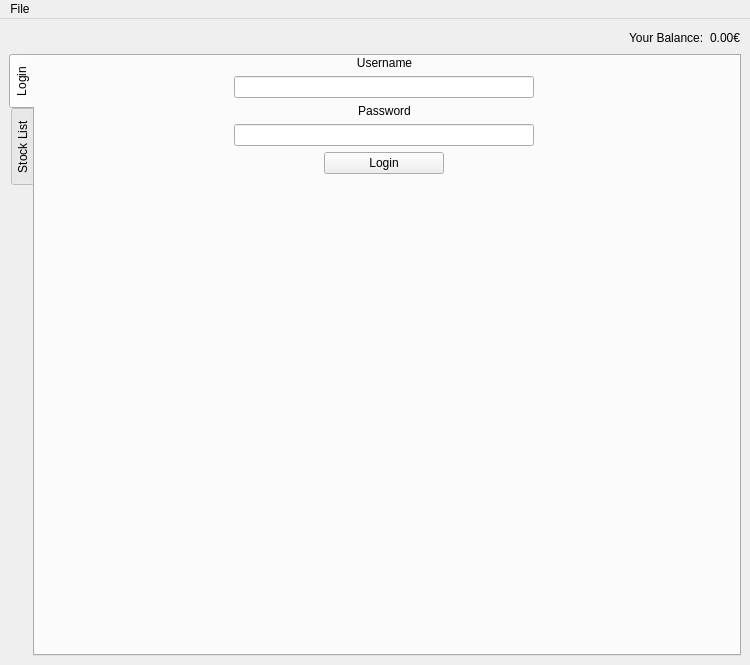
OfficialRey/GUIProject, file main.ui: the form before one commit.
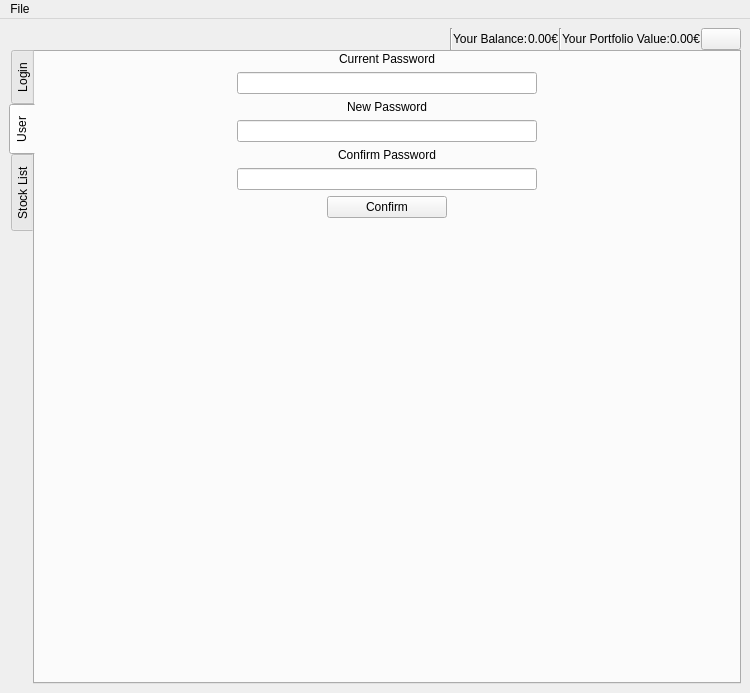
The form after the commit. The open tabs and pages were chosen to show the change.

Commit message: added style css, changed UI, added logos, added login

The edit to the form file:
```diff
--- a/main.ui
+++ b/main.ui
@@ -7,7 +7,7 @@
     <x>0</x>
     <y>0</y>
     <width>750</width>
-    <height>665</height>
+    <height>693</height>
    </rect>
   </property>
   <property name="sizePolicy">
@@ -27,6 +27,9 @@
     </sizepolicy>
    </property>
    <layout class="QVBoxLayout" name="verticalLayout_2">
+    <property name="spacing">
+     <number>0</number>
+    </property>
     <item>
      <layout class="QHBoxLayout" name="userInfoLayout">
       <item>
@@ -42,6 +45,20 @@
         </property>
        </spacer>
       </item>
+      <item>
+       <widget class="QLabel" name="welcomeLabel">
+        <property name="text">
+         <string/>
+        </property>
+       </widget>
+      </item>
+      <item>
+       <widget class="Line" name="line2">
+        <property name="orientation">
+         <enum>Qt::Vertical</enum>
+        </property>
+       </widget>
+      </item>
       <item>
        <widget class="QLabel" name="userInfoBalance">
         <property name="text">
@@ -56,17 +73,66 @@
         </property>
        </widget>
       </item>
+      <item>
+       <widget class="Line" name="line">
+        <property name="orientation">
+         <enum>Qt::Vertical</enum>
+        </property>
+       </widget>
+      </item>
+      <item>
+       <widget class="QLabel" name="userInfoPortfolio">
+        <property name="text">
+         <string>Your Portfolio Value:</string>
+        </property>
+       </widget>
+      </item>
+      <item>
+       <widget class="QLabel" name="userInfoPortfolioValue">
+        <property name="text">
+         <string>0.00€</string>
+        </property>
+       </widget>
+      </item>
+      <item>
+       <widget class="QPushButton" name="logoutButton">
+        <property name="text">
+         <string/>
+        </property>
+       </widget>
+      </item>
      </layout>
     </item>
     <item>
      <widget class="QTabWidget" name="tabWidget">
+      <property name="enabled">
+       <bool>true</bool>
+      </property>
+      <property name="styleSheet">
+       <string notr="true"/>
+      </property>
       <property name="tabPosition">
        <enum>QTabWidget::West</enum>
       </property>
       <property name="currentIndex">
        <number>0</number>
       </property>
+      <property name="tabsClosable">
+       <bool>false</bool>
+      </property>
+      <property name="tabBarAutoHide">
+       <bool>false</bool>
+      </property>
       <widget class="QWidget" name="loginTab">
+       <property name="enabled">
+        <bool>true</bool>
+       </property>
+       <property name="sizePolicy">
+        <sizepolicy hsizetype="Preferred" vsizetype="Preferred">
+         <horstretch>0</horstretch>
+         <verstretch>0</verstretch>
+        </sizepolicy>
+       </property>
        <property name="minimumSize">
         <size>
          <width>699</width>
@@ -75,14 +141,17 @@
        </property>
        <property name="maximumSize">
         <size>
-         <width>699</width>
-         <height>593</height>
+         <width>1000000</width>
+         <height>1000000</height>
         </size>
        </property>
        <attribute name="title">
         <string>Login</string>
        </attribute>
        <layout class="QVBoxLayout" name="verticalLayout">
+        <property name="sizeConstraint">
+         <enum>QLayout::SetMaximumSize</enum>
+        </property>
         <property name="leftMargin">
          <number>0</number>
         </property>
@@ -96,9 +165,21 @@
          <number>0</number>
         </property>
         <item>
-         <layout class="QVBoxLayout" name="loginMainLayout">
+         <layout class="QVBoxLayout" name="loginMainLayout" stretch="0,0,0,0,0,0">
+          <property name="sizeConstraint">
+           <enum>QLayout::SetDefaultConstraint</enum>
+          </property>
           <item>
            <widget class="QLabel" name="usernameLabel">
+            <property name="sizePolicy">
+             <sizepolicy hsizetype="Expanding" vsizetype="Preferred">
+              <horstretch>0</horstretch>
+              <verstretch>0</verstretch>
+             </sizepolicy>
+            </property>
+            <property name="styleSheet">
+             <string notr="true"/>
+            </property>
             <property name="text">
              <string>Username</string>
             </property>
@@ -109,6 +190,9 @@
           </item>
           <item>
            <layout class="QHBoxLayout" name="usernameLineEditLayout">
+            <property name="sizeConstraint">
+             <enum>QLayout::SetDefaultConstraint</enum>
+            </property>
             <item>
              <widget class="QLineEdit" name="usernameLineEdit">
               <property name="maximumSize">
@@ -139,6 +223,9 @@
           </item>
           <item>
            <layout class="QHBoxLayout" name="passwordLineEditLayout">
+            <property name="sizeConstraint">
+             <enum>QLayout::SetDefaultConstraint</enum>
+            </property>
             <item>
              <widget class="QLineEdit" name="passwordLineEdit">
               <property name="maximumSize">
@@ -147,6 +234,9 @@
                 <height>16777215</height>
                </size>
               </property>
+              <property name="styleSheet">
+               <string notr="true"/>
+              </property>
               <property name="maxLength">
                <number>128</number>
               </property>
@@ -162,6 +252,9 @@
           </item>
           <item>
            <layout class="QHBoxLayout" name="loginButtonLayout">
+            <property name="sizeConstraint">
+             <enum>QLayout::SetDefaultConstraint</enum>
+            </property>
             <item>
              <widget class="QPushButton" name="loginButton">
               <property name="sizePolicy">
@@ -200,6 +293,164 @@
         </item>
        </layout>
       </widget>
+      <widget class="QWidget" name="userTab">
+       <property name="enabled">
+        <bool>true</bool>
+       </property>
+       <attribute name="title">
+        <string>User</string>
+       </attribute>
+       <layout class="QVBoxLayout" name="verticalLayout_5">
+        <property name="leftMargin">
+         <number>0</number>
+        </property>
+        <property name="topMargin">
+         <number>0</number>
+        </property>
+        <property name="rightMargin">
+         <number>0</number>
+        </property>
+        <property name="bottomMargin">
+         <number>0</number>
+        </property>
+        <item>
+         <layout class="QVBoxLayout" name="userDetailsLayout">
+          <item>
+           <widget class="QLabel" name="currentPasswordLabel">
+            <property name="text">
+             <string>Current Password</string>
+            </property>
+            <property name="alignment">
+             <set>Qt::AlignCenter</set>
+            </property>
+           </widget>
+          </item>
+          <item>
+           <layout class="QHBoxLayout" name="currentPasswordLayout">
+            <item>
+             <widget class="QLineEdit" name="currentPassword">
+              <property name="minimumSize">
+               <size>
+                <width>100</width>
+                <height>0</height>
+               </size>
+              </property>
+              <property name="maximumSize">
+               <size>
+                <width>300</width>
+                <height>16777215</height>
+               </size>
+              </property>
+              <property name="echoMode">
+               <enum>QLineEdit::Password</enum>
+              </property>
+             </widget>
+            </item>
+           </layout>
+          </item>
+          <item>
+           <widget class="QLabel" name="changePasswordLabel">
+            <property name="text">
+             <string>New Password</string>
+            </property>
+            <property name="alignment">
+             <set>Qt::AlignCenter</set>
+            </property>
+           </widget>
+          </item>
+          <item>
+           <layout class="QHBoxLayout" name="newPasswordLayout">
+            <item>
+             <widget class="QLineEdit" name="newPassword">
+              <property name="minimumSize">
+               <size>
+                <width>100</width>
+                <height>0</height>
+               </size>
+              </property>
+              <property name="maximumSize">
+               <size>
+                <width>300</width>
+                <height>16777215</height>
+               </size>
+              </property>
+              <property name="echoMode">
+               <enum>QLineEdit::Password</enum>
+              </property>
+             </widget>
+            </item>
+           </layout>
+          </item>
+          <item>
+           <widget class="QLabel" name="confirmPasswordLabel">
+            <property name="cursor">
+             <cursorShape>ArrowCursor</cursorShape>
+            </property>
+            <property name="text">
+             <string>Confirm Password</string>
+            </property>
+            <property name="alignment">
+             <set>Qt::AlignCenter</set>
+            </property>
+           </widget>
+          </item>
+          <item>
+           <layout class="QHBoxLayout" name="confirmPasswordLayout">
+            <item>
+             <widget class="QLineEdit" name="confirmPassword">
+              <property name="minimumSize">
+               <size>
+                <width>100</width>
+                <height>0</height>
+               </size>
+              </property>
+              <property name="maximumSize">
+               <size>
+                <width>300</width>
+                <height>16777215</height>
+               </size>
+              </property>
+              <property name="echoMode">
+               <enum>QLineEdit::Password</enum>
+              </property>
+             </widget>
+            </item>
+           </layout>
+          </item>
+          <item>
+           <layout class="QHBoxLayout" name="confirmChangePasswordLayout">
+            <item>
+             <widget class="QPushButton" name="confirmChangePassword">
+              <property name="maximumSize">
+               <size>
+                <width>120</width>
+                <height>16777215</height>
+               </size>
+              </property>
+              <property name="text">
+               <string>Confirm</string>
+              </property>
+             </widget>
+            </item>
+           </layout>
+          </item>
+          <item>
+           <spacer name="verticalSpacer3">
+            <property name="orientation">
+             <enum>Qt::Vertical</enum>
+            </property>
+            <property name="sizeHint" stdset="0">
+             <size>
+              <width>20</width>
+              <height>40</height>
+             </size>
+            </property>
+           </spacer>
+          </item>
+         </layout>
+        </item>
+       </layout>
+      </widget>
       <widget class="QWidget" name="stockListTab">
        <attribute name="title">
         <string>Stock List</string>
```
Left out of the diff: 76 changed lines with no effect on the pictures. The commit also changes 6 other files.
